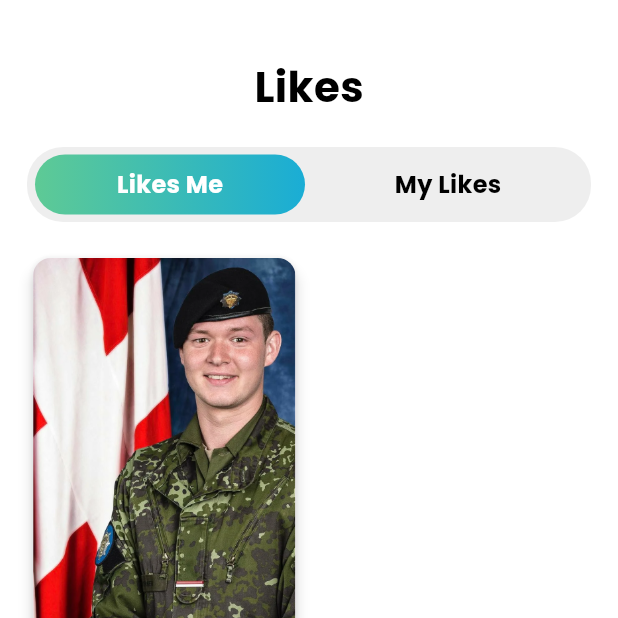
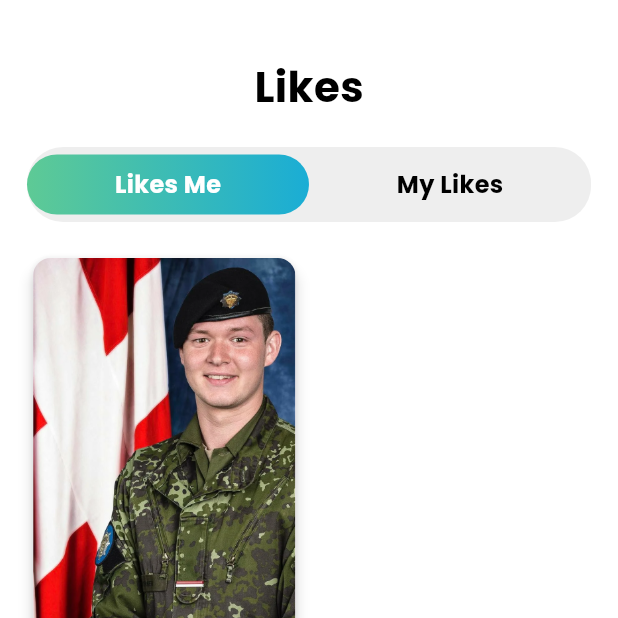
Before and after one commit to AwaisKazi7/soldiers_friends, a Flutter app: the LikesView screen opened by its route, on a phone screen of 412 x 824 dp, the top half of it. Run offline on Flutter 3.47's test engine with Material 3 defaults, Android fonts, the phone set to English and light mode, and no system bars; our stand-ins replace firebase_core, get, smooth_page_indicator; missing offline and left inert: flutter_tinder_swipe; accounts and stored records are empty.

Commit message:
Add firebase support

```diff
--- a/lib/main.dart
+++ b/lib/main.dart
@@ -1,3 +1,4 @@
+import 'package:firebase_core/firebase_core.dart';
 import 'package:flutter/material.dart';
 import 'package:get/get.dart';
 import 'package:soldiers_friends/routes/routes_name_strings.dart';
@@ -5,6 +6,7 @@ import 'package:soldiers_friends/routes/routes_name_strings.dart';
 import 'routes/routes_page_list.dart';
 
 void main() {
+  WidgetsFlutterBinding.ensureInitialized();
   runApp(const MyApp());
 }
 
--- a/lib/view/get_started/get_started_view.dart
+++ b/lib/view/get_started/get_started_view.dart
@@ -85,9 +85,7 @@ class GetStartedView extends StatelessWidget {
                     ),
                   ],
                 ),
-                const SizedBox(
-                  height: 44,
-                ),
+                const Spacer(),
                 CommonButton(
                     text: 'Get Started',
                     height: 50.98,
--- a/lib/view/likes/likes_view.dart
+++ b/lib/view/likes/likes_view.dart
@@ -43,8 +43,9 @@ class LikesView extends StatelessWidget {
                     child: Row(
                       mainAxisAlignment: MainAxisAlignment.spaceEvenly,
                       children: [
-                        CommonButton(
-                          width: 180,
+                        Expanded(
+                          child: CommonButton(
+                            // width: 180,
                             text: 'Likes Me',
                             textStyle: CommonTextStyle.splashheadline1.copyWith(
                                 fontSize: 16, fontWeight: FontWeight.w600),
@@ -63,8 +64,10 @@ class LikesView extends StatelessWidget {
                                 ? Colors.white
                                 : Colors.black,
                           ),
-                        CommonButton(
-                          width: 180,
+                        ),
+                        Expanded(
+                          child: CommonButton(
+                            // width: 180,
                             text: 'My Likes',
                             textStyle: CommonTextStyle.splashheadline1.copyWith(
                                 fontSize: 16, fontWeight: FontWeight.w600),
@@ -82,6 +85,7 @@ class LikesView extends StatelessWidget {
                             textColor: !controller.showLikesMe
                                 ? Colors.white
                                 : Colors.black,
+                          ),
                         ),
                       ],
                     ),
--- a/lib/view/subscribtion/subscribtio_screens/purchase_screen.dart
+++ b/lib/view/subscribtion/subscribtio_screens/purchase_screen.dart
@@ -61,7 +61,7 @@ class MyHomePage extends StatelessWidget {
                           style: CommonTextStyle.splashtitle,
                         ),
                       ),
-                      SizedBox(width: screenWidth * 0.16),
+                      Spacer(),
                     ],
                   ),
                 ],
--- a/pubspec.yaml
+++ b/pubspec.yaml
@@ -38,6 +38,10 @@ dependencies:
   dio: ^5.7.0
   flutter_tinder_swipe: ^0.0.4
   smooth_page_indicator: ^1.0.0+2
+  firebase_core: 3.6.0
+  firebase_auth: 5.3.1
+  google_sign_in: 6.2.1
+  sign_in_with_apple: 6.1.3
 
 dev_dependencies:
   flutter_test:
```
Also changed, not shown: pubspec.lock, 7 other files. Lines whose indentation alone changed are shown as unchanged.
